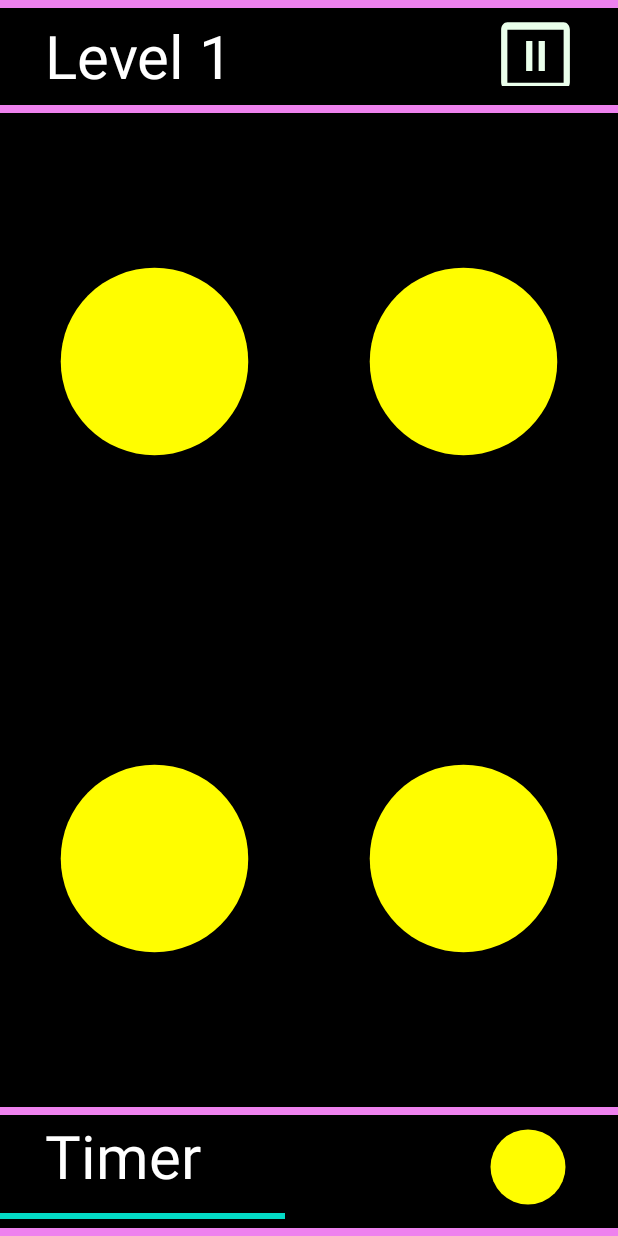
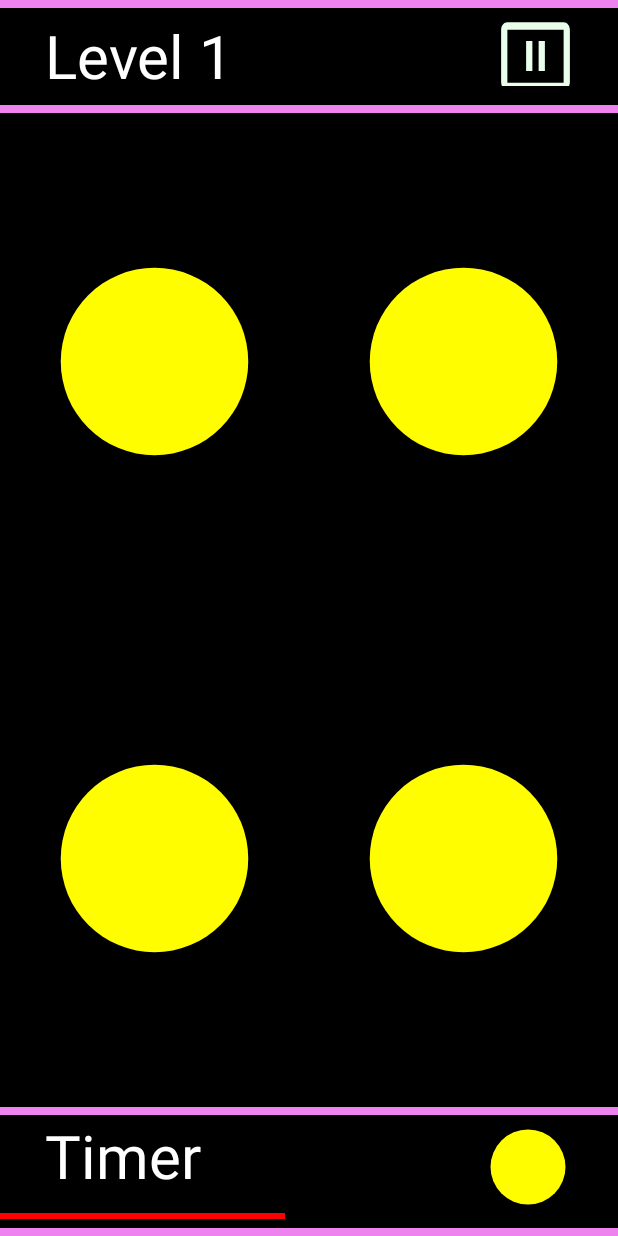
Before and after one commit to NikoLee337/colorClick, an Android app: the GameView screen opened directly, with no data from a screen before it, on a phone screen of 412 x 824 dp. Run offline under Robolectric (Android 15) with nearby library versions, the phone set to English and light mode, and no system bars.

Commit message:
small update: changed tint of progessbar

```diff
--- a/app/src/main/res/layout/activity_game.xml
+++ b/app/src/main/res/layout/activity_game.xml
@@ -172,7 +172,8 @@
             android:layout_height="wrap_content"
             android:layout_width="match_parent"
             android:paddingTop="5dp"
-            android:paddingBottom="5dp" />
+            android:paddingBottom="5dp"
+            android:progressTint="@color/red"/> <!--changes progressbar color-->
 
         <!--Spacer Footer2 -->
         <TextView
--- a/app/src/main/res/values/colors.xml
+++ b/app/src/main/res/values/colors.xml
@@ -13,4 +13,5 @@
     <color name="indigo">#4B0082</color>
     <color name="violet">#EE82EE</color>
     <color name="transparent">#00000000</color>
+
 </resources>
--- a/app/src/main/res/values/strings.xml
+++ b/app/src/main/res/values/strings.xml
@@ -1,7 +1,6 @@
 <resources>
     <string name="app_name">colorClick</string>
     <string name="instructions">Beat the timer! Tap on the ALL the color that corresponds to the circle on the bottom-left. As you move on to higher levels, more circle will appear. How far can you get?
-    <ImageButton name="resume">Resume?</ImageButton>
 
     </string>
 </resources>
```
Also changed, not shown: app/src/main/java/com/example/colorclick/GameView.java (+9 -5 lines).
